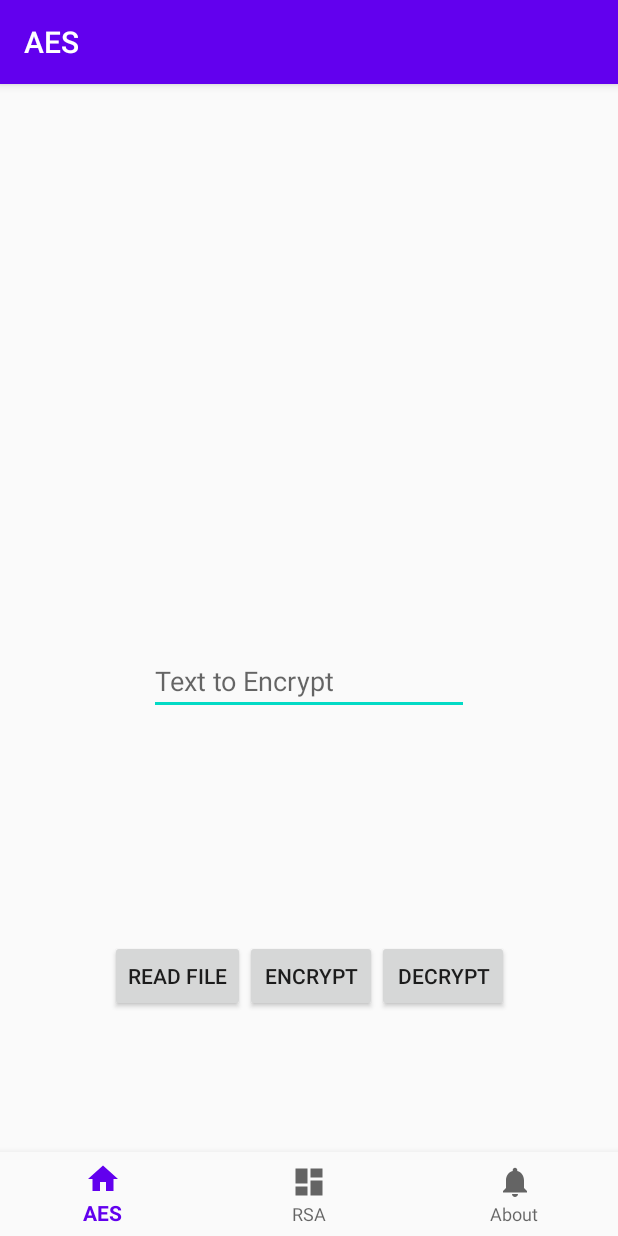
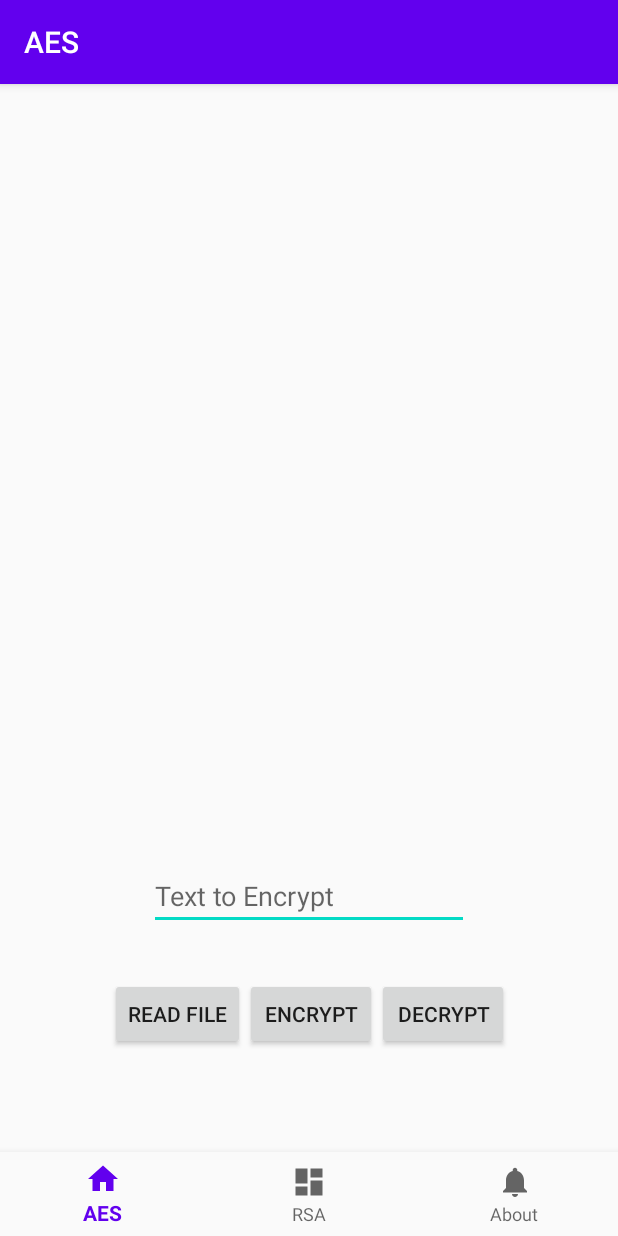
Before and after one commit to KonradKarimi/BSKApp, an Android app: the screen it shows after launch (MainActivity), on a phone screen of 412 x 824 dp. Run offline under Robolectric (Android 15) with nearby library versions, the phone set to English and light mode, and no system bars; our stand-ins replace Firebase (no records; nobody signed in at launch, a user with empty details on screens opened directly), data binding, navigation-ui.

Commit message:
Some constrains on layout and file reading

```diff
--- a/app/src/main/AndroidManifest.xml
+++ b/app/src/main/AndroidManifest.xml
@@ -1,6 +1,8 @@
 <?xml version="1.0" encoding="utf-8"?>
 <manifest xmlns:android="http://schemas.android.com/apk/res/android"
     package="com.konradkarimi.bskapp">
+
+    <uses-permission android:name="android.permission.READ_EXTERNAL_STORAGE"/>
 
     <application
         android:allowBackup="true"
--- a/app/src/main/res/layout/fragment_home.xml
+++ b/app/src/main/res/layout/fragment_home.xml
@@ -15,6 +15,18 @@
         android:layout_height="match_parent"
         tools:context=".ui.home.HomeFragment">
 
+
+        <ScrollView
+            android:id="@+id/scrollView2"
+            android:layout_width="0dp"
+            android:layout_height="0dp"
+            android:layout_marginTop="24dp"
+            app:layout_constraintBottom_toTopOf="@+id/textToEncryptET"
+            app:layout_constraintEnd_toEndOf="parent"
+            app:layout_constraintHorizontal_bias="0.498"
+            app:layout_constraintStart_toStartOf="parent"
+            app:layout_constraintTop_toTopOf="parent">
+
             <TextView
                 android:id="@+id/text_home"
                 android:layout_width="match_parent"
@@ -22,22 +34,18 @@
                 android:layout_marginStart="8dp"
                 android:layout_marginTop="8dp"
                 android:layout_marginEnd="8dp"
+                android:scrollbars="vertical"
                 android:text="@{viewmodel.text}"
                 android:textAlignment="center"
-            android:textSize="20sp"
-            app:layout_constraintBottom_toBottomOf="parent"
-            app:layout_constraintEnd_toEndOf="parent"
-            app:layout_constraintHorizontal_bias="0.0"
-            app:layout_constraintStart_toStartOf="parent"
-            app:layout_constraintTop_toTopOf="parent"
-            app:layout_constraintVertical_bias="0.408" />
+                android:textSize="20sp" />
+        </ScrollView>
 
         <LinearLayout
             android:id="@+id/linearLayout"
             android:layout_width="wrap_content"
             android:layout_height="wrap_content"
-            android:layout_marginTop="8dp"
-            android:layout_marginBottom="8dp"
+            android:layout_marginTop="16dp"
+            android:layout_marginBottom="124dp"
             android:orientation="horizontal"
             app:layout_constraintBottom_toBottomOf="parent"
             app:layout_constraintEnd_toEndOf="parent"
@@ -71,14 +79,16 @@
             android:id="@+id/textToEncryptET"
             android:layout_width="wrap_content"
             android:layout_height="wrap_content"
-            android:layout_marginTop="8dp"
+            android:layout_marginTop="16dp"
+            android:layout_marginBottom="16dp"
             android:afterTextChanged="@{(editable)->viewmodel.setText(editable)}"
             android:ems="10"
             android:hint="Text to Encrypt"
             android:inputType="textPersonName"
+            app:layout_constraintBottom_toTopOf="@+id/linearLayout"
             app:layout_constraintEnd_toEndOf="parent"
             app:layout_constraintStart_toStartOf="parent"
-            app:layout_constraintTop_toBottomOf="@+id/text_home" />
+            app:layout_constraintTop_toBottomOf="@+id/scrollView2" />
 
 
     </androidx.constraintlayout.widget.ConstraintLayout>
```
Also changed, not shown: app/src/main/java/com/konradkarimi/bskapp/ui/home/HomeFragment.java (+65 -0 lines), app/src/main/java/com/konradkarimi/bskapp/ui/home/HomeViewModel.java (+16 -0 lines). Lines whose indentation alone changed are shown as unchanged.
